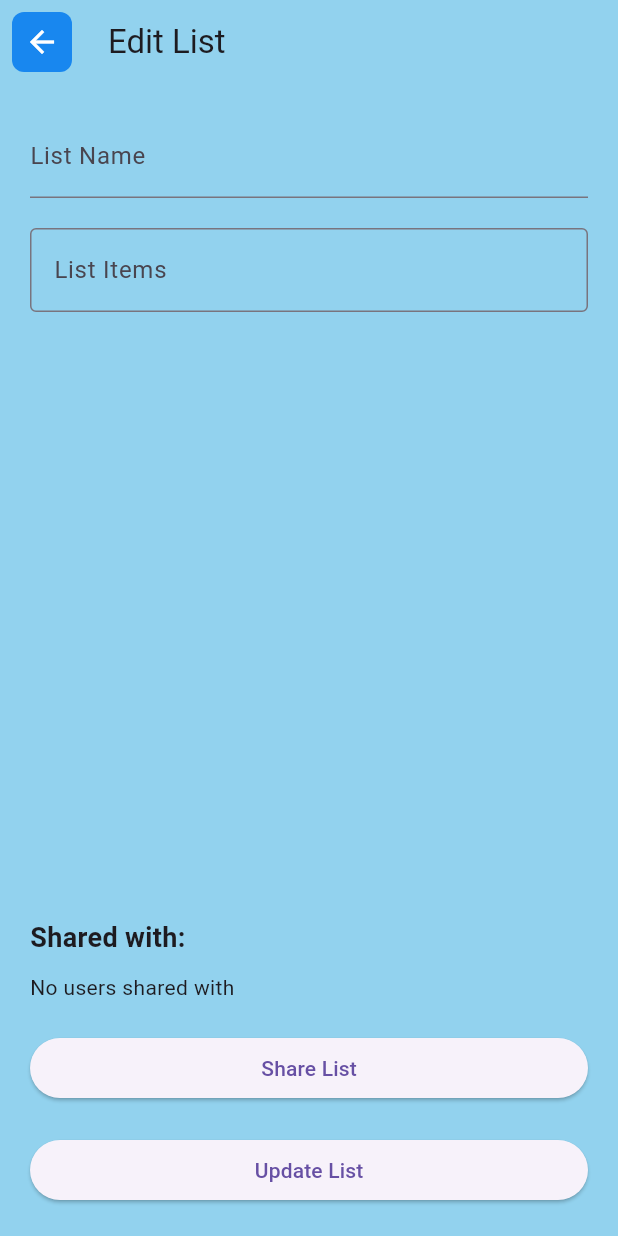
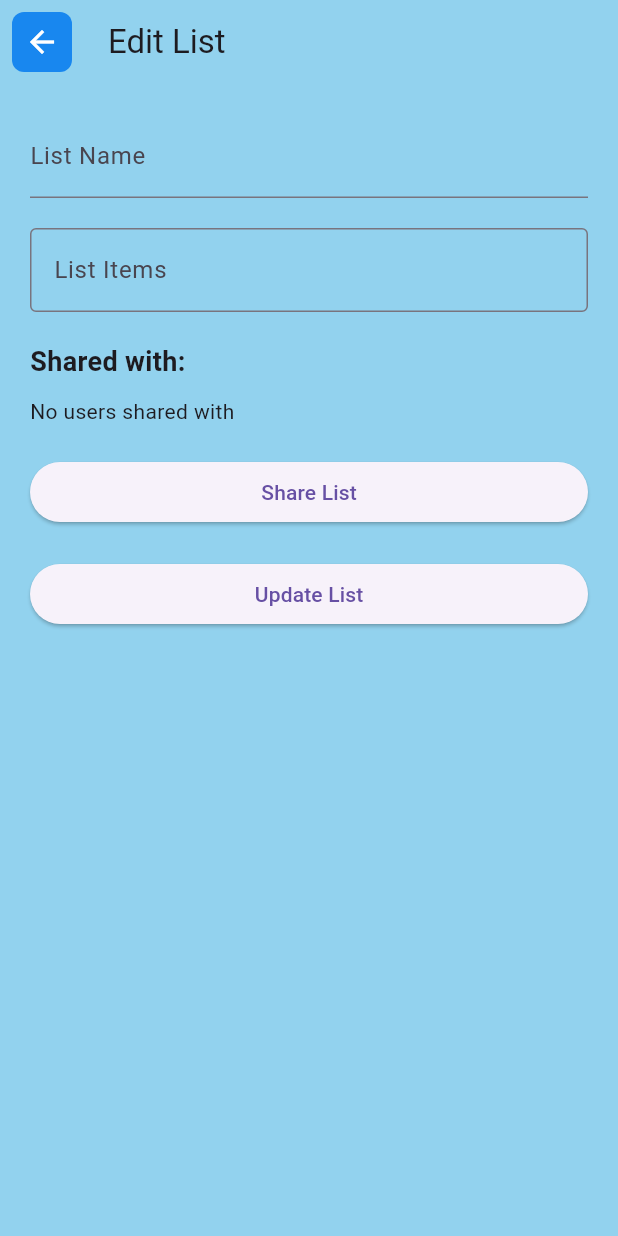
Before and after one commit to SP-05Red/SP-05-Red-Grocery, a Flutter app: the screen it shows once a user with an empty profile is signed in, after a tap on the "delete" icon, after a tap on the "add" icon, on a phone screen of 412 x 824 dp. Run offline on Flutter 3.47's test engine with Material 3 defaults, Android fonts, the phone set to English and light mode, and no system bars; our stand-ins replace cloud_firestore, firebase_auth, firebase_core; accounts and stored records are empty.

Commit message:
Fixed UI bug

```diff
--- a/lib/pages/add_edit_list.dart
+++ b/lib/pages/add_edit_list.dart
@@ -43,7 +43,8 @@ class AddEditListPage extends StatelessWidget {
           ),
         ),
       ),
-      body: Padding(
+      body: SingleChildScrollView(
+        child: Padding(
           padding: const EdgeInsets.all(20),
           child: Column(
             crossAxisAlignment: CrossAxisAlignment.stretch,
@@ -53,15 +54,13 @@ class AddEditListPage extends StatelessWidget {
                 decoration: InputDecoration(labelText: 'List Name'),
               ),
               SizedBox(height: 20),
-            Expanded(
-              child: TextFormField(
+              TextFormField(
                 controller: _listItemsController,
                 maxLines: null,
                 keyboardType: TextInputType.multiline,
                 decoration: InputDecoration(
                   labelText: 'List Items',
                   border: OutlineInputBorder(),
-                ),
                 ),
               ),
               SizedBox(height: 20),
@@ -81,11 +80,13 @@ class AddEditListPage extends StatelessWidget {
               SizedBox(height: 20),
               ElevatedButton(
                 onPressed: () {
-                _saveListToFirestore(context, _sharedIdController.text.trim());
+                  _saveListToFirestore(
+                      context, _sharedIdController.text.trim());
                 },
                 child: Text(listId != null ? 'Update List' : 'Save List'),
               ),
             ],
+          ),
         ),
       ),
     );
```
Also changed, not shown: lib/firebase_options.dart. Lines whose indentation alone changed are shown as unchanged.
